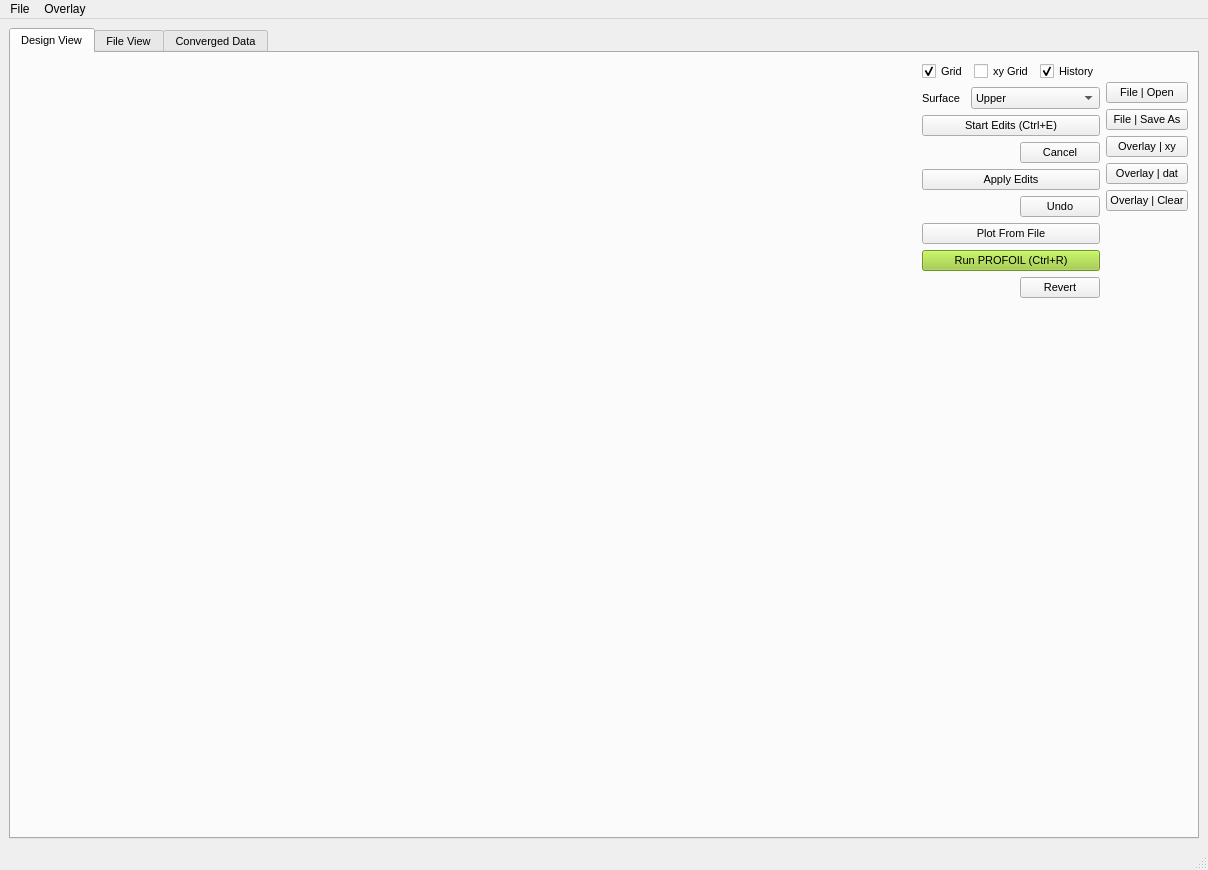
The window that GUI.ui (kjayawar/PROFOIL-UI) describes before a commit, drawn with Qt 5.
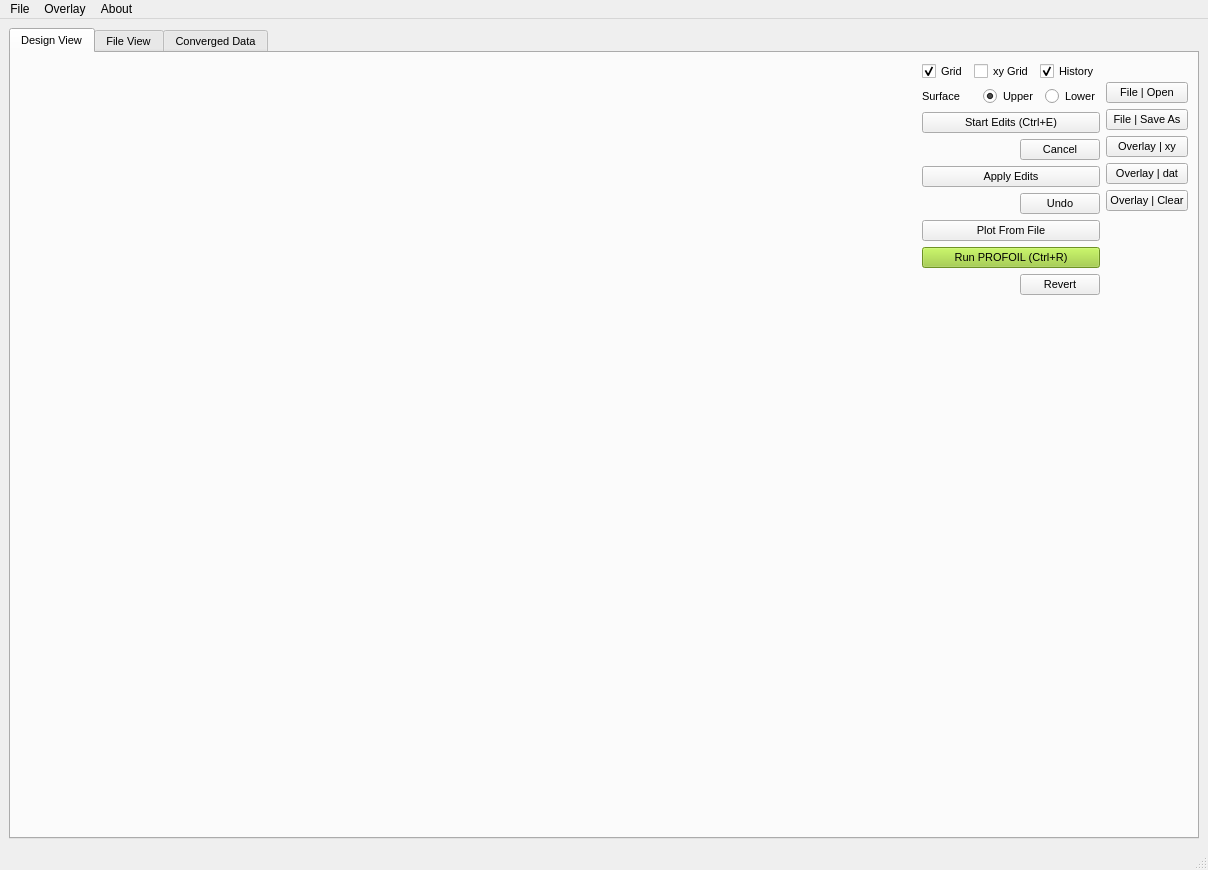
The same window after the commit.

Commit message: radio_buttons/versions

```diff
--- a/GUI.ui
+++ b/GUI.ui
@@ -90,7 +90,7 @@
            </layout>
           </item>
           <item>
-           <layout class="QHBoxLayout" name="horizontalLayout_9" stretch="1,3">
+           <layout class="QHBoxLayout" name="horizontalLayout_9" stretch="0,0,0">
             <item>
              <widget class="QLabel" name="label_4">
               <property name="text">
@@ -99,17 +99,20 @@
              </widget>
             </item>
             <item>
-             <widget class="QComboBox" name="combo_switch_surface">
-              <item>
+             <widget class="QRadioButton" name="radio_upper_surface">
                <property name="text">
                 <string>Upper</string>
                </property>
+              <property name="checked">
+               <bool>true</bool>
+              </property>
+             </widget>
               </item>
               <item>
+             <widget class="QRadioButton" name="radio_lower_surface">
                <property name="text">
                 <string>Lower</string>
                </property>
-              </item>
              </widget>
             </item>
            </layout>
@@ -528,8 +531,16 @@
     <addaction name="actionXFoil_dat_File"/>
     <addaction name="actionClear_Overlay"/>
    </widget>
+   <widget class="QMenu" name="menuAbout">
+    <property name="title">
+     <string>About</string>
+    </property>
+    <addaction name="actionPROFOIL"/>
+    <addaction name="actionPROFOIL_UI"/>
+   </widget>
    <addaction name="menuFile"/>
    <addaction name="menuOverlay"/>
+   <addaction name="menuAbout"/>
   </widget>
   <widget class="QStatusBar" name="statusbar"/>
   <action name="actionOpen">
@@ -562,6 +573,16 @@
     <string>MSES *.dat File</string>
    </property>
   </action>
+  <action name="actionPROFOIL">
+   <property name="text">
+    <string>PROFOIL</string>
+   </property>
+  </action>
+  <action name="actionPROFOIL_UI">
+   <property name="text">
+    <string>PROFOIL_UI</string>
+   </property>
+  </action>
  </widget>
  <resources/>
  <connections/>
```
Lines whose indentation alone changed are shown as unchanged. The commit also changes 2 other files.
